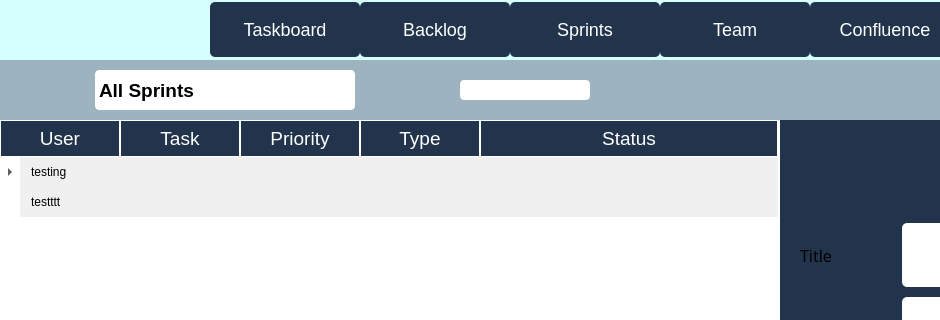
Before: the Qt Designer form code/Staging_Environment/Recovered/Staging_Environment_Recorverd/parentboard.ui in muazzamaqeel/Software-Project-CTS-5, drawn with Qt 5; both pictures show x 0 to 940 and y 0 to 320 of the 1280 by 720 pixel window.
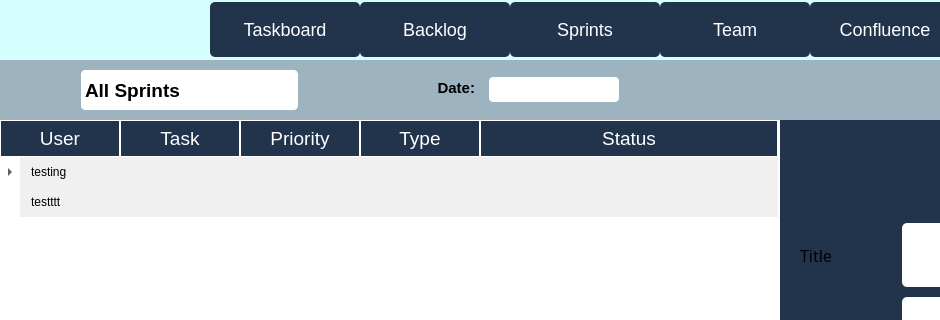
After: the same form once the commit is applied. The open tabs and pages were chosen to show the change. Icons and pictures are not drawn.

```diff
--- a/code/Staging_Environment/Recovered/Staging_Environment_Recorverd/parentboard.ui
+++ b/code/Staging_Environment/Recovered/Staging_Environment_Recorverd/parentboard.ui
@@ -716,7 +716,7 @@
                <number>0</number>
               </property>
               <item>
-               <layout class="QHBoxLayout" name="horizontalLayout_2" stretch="1,3,1,2,2">
+               <layout class="QHBoxLayout" name="horizontalLayout_2" stretch="1,3,1,0,0,2">
                 <property name="spacing">
                  <number>0</number>
                 </property>
@@ -856,23 +856,59 @@
                   </property>
                  </spacer>
                 </item>
+                <item>
+                 <widget class="QTextBrowser" name="textBrowser">
+                  <property name="minimumSize">
+                   <size>
+                    <width>100</width>
+                    <height>35</height>
+                   </size>
+                  </property>
+                  <property name="maximumSize">
+                   <size>
+                    <width>100</width>
+                    <height>30</height>
+                   </size>
+                  </property>
+                  <property name="styleSheet">
+                   <string notr="true">QLabel {
+background: transparent;
+font: 12pt Arial white;
+qproperty-alignment: 'AlignCenter';
+}</string>
+                  </property>
+                  <property name="frameShape">
+                   <enum>QFrame::NoFrame</enum>
+                  </property>
+                  <property name="html">
+                   <string>&lt;!DOCTYPE HTML PUBLIC &quot;-//W3C//DTD HTML 4.0//EN&quot; &quot;http://www.w3.org/TR/REC-html40/strict.dtd&quot;&gt;
+&lt;html&gt;&lt;head&gt;&lt;meta name=&quot;qrichtext&quot; content=&quot;1&quot; /&gt;&lt;meta charset=&quot;utf-8&quot; /&gt;&lt;style type=&quot;text/css&quot;&gt;
+p, li { white-space: pre-wrap; }
+hr { height: 1px; border-width: 0; }
+li.unchecked::marker { content: &quot;\2610&quot;; }
+li.checked::marker { content: &quot;\2612&quot;; }
+&lt;/style&gt;&lt;/head&gt;&lt;body style=&quot; font-family:'Segoe UI'; font-size:9pt; font-weight:400; font-style:normal;&quot;&gt;
+&lt;p align=&quot;right&quot; style=&quot; margin-top:0px; margin-bottom:0px; margin-left:0px; margin-right:0px; -qt-block-indent:0; text-indent:0px;&quot;&gt;&lt;span style=&quot; font-size:11pt; font-weight:700; color:#000000;&quot;&gt;Date:&lt;/span&gt;&lt;/p&gt;&lt;/body&gt;&lt;/html&gt;</string>
+                  </property>
+                 </widget>
+                </item>
                 <item>
                  <widget class="QLabel" name="labelDateT">
                   <property name="minimumSize">
                    <size>
                     <width>150</width>
-                    <height>30</height>
+                    <height>45</height>
                    </size>
                   </property>
                   <property name="maximumSize">
                    <size>
                     <width>150</width>
-                    <height>40</height>
+                    <height>45</height>
                    </size>
                   </property>
                   <property name="font">
                    <font>
-                    <bold>false</bold>
+                    <pointsize>11</pointsize>
                    </font>
                   </property>
                   <property name="styleSheet">
```
Left out of the diff: 68 changed lines with no effect on the pictures.
